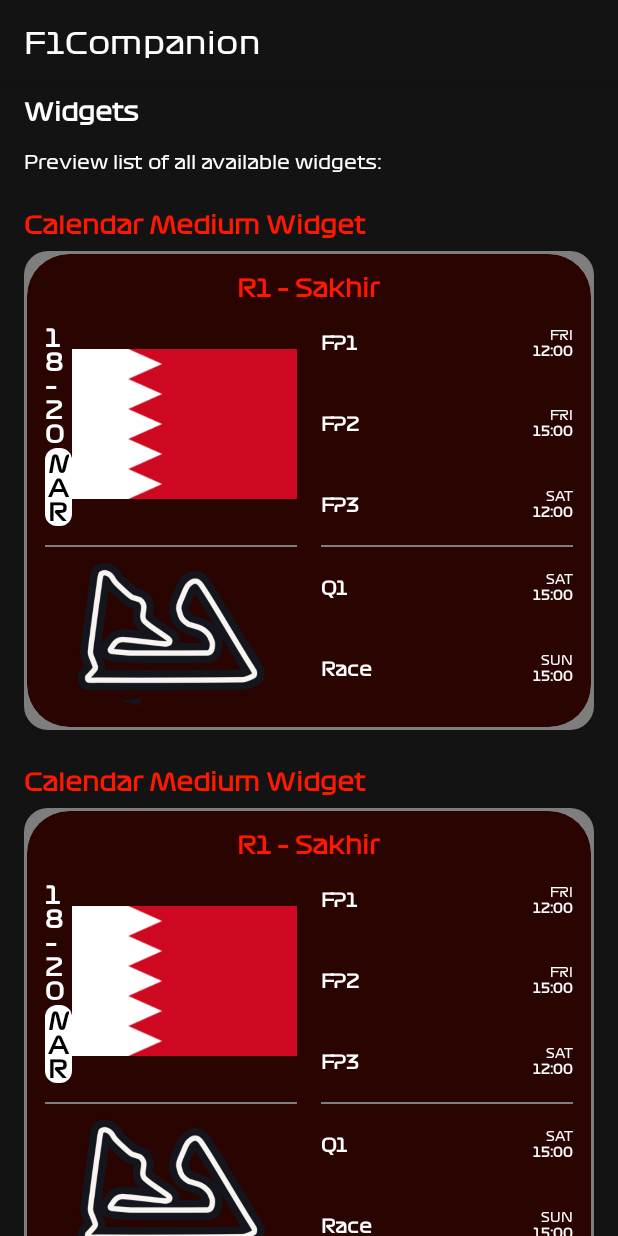
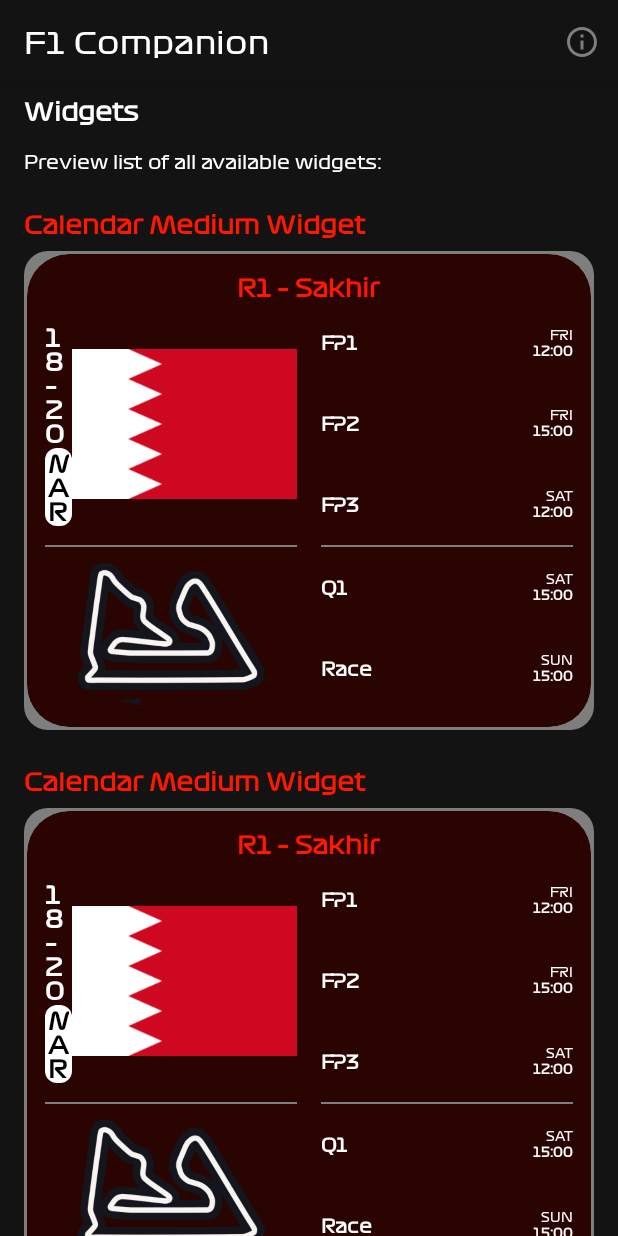
Before and after one commit to AlexandreLadriere/Android-F1-Companion, an Android app: the screen it shows after launch (MainActivity), on a phone screen of 412 x 824 dp. Run offline under Robolectric (Android 15) with nearby library versions, the phone set to English and light mode, and no system bars.

Commit message:
add: info icon on app bar

```diff
--- a/app/src/main/java/com/alexandreladriere/f1companion/MainActivity.kt
+++ b/app/src/main/java/com/alexandreladriere/f1companion/MainActivity.kt
@@ -1,11 +1,35 @@
 package com.alexandreladriere.f1companion
 
+import android.os.Bundle
+import android.util.Log
+import android.view.Menu
+import android.view.MenuItem
 import androidx.appcompat.app.AppCompatActivity
-import android.os.Bundle
+
 
 class MainActivity : AppCompatActivity() {
     override fun onCreate(savedInstanceState: Bundle?) {
         super.onCreate(savedInstanceState)
         setContentView(R.layout.activity_main)
     }
+
+    override fun onCreateOptionsMenu(menu: Menu?): Boolean {
+        // Inflate the menu; this adds items to the action bar if it is present.
+        menuInflater.inflate(R.menu.activity_main_menu, menu)
+        return true
+    }
+
+    override fun onOptionsItemSelected(item: MenuItem): Boolean {
+        // Handle action bar item clicks here. The action bar will
+        // automatically handle clicks on the Home/Up button, so long
+        // as you specify a parent activity in AndroidManifest.xml.
+        val id: Int = item.getItemId()
+        if (id == R.id.action_info) {
+            Log.d("INFO ICON: ", "CLICKED")
+            return true
+        }
+        else {
+            return super.onOptionsItemSelected(item)
+        }
+    }
 }
--- /dev/null
+++ b/app/src/main/res/drawable/ic_outline_info_24.xml
@@ -0,0 +1,5 @@
+<vector android:height="24dp" android:tint="@color/light_grey"
+    android:viewportHeight="24" android:viewportWidth="24"
+    android:width="24dp" xmlns:android="http://schemas.android.com/apk/res/android">
+    <path android:fillColor="@android:color/background_dark" android:pathData="M11,7h2v2h-2zM11,11h2v6h-2zM12,2C6.48,2 2,6.48 2,12s4.48,10 10,10 10,-4.48 10,-10S17.52,2 12,2zM12,20c-4.41,0 -8,-3.59 -8,-8s3.59,-8 8,-8 8,3.59 8,8 -3.59,8 -8,8z"/>
+</vector>
--- a/app/src/main/res/layout/activity_main.xml
+++ b/app/src/main/res/layout/activity_main.xml
@@ -1,6 +1,5 @@
 <?xml version="1.0" encoding="utf-8"?>
 <androidx.constraintlayout.widget.ConstraintLayout xmlns:android="http://schemas.android.com/apk/res/android"
-    xmlns:app="http://schemas.android.com/apk/res-auto"
     xmlns:tools="http://schemas.android.com/tools"
     android:layout_width="match_parent"
     android:layout_height="match_parent"
--- /dev/null
+++ b/app/src/main/res/menu/activity_main_menu.xml
@@ -0,0 +1,11 @@
+<menu xmlns:android="http://schemas.android.com/apk/res/android"
+    xmlns:app="http://schemas.android.com/apk/res-auto">
+
+    <!-- "Mark Favorite", should appear as action button if possible -->
+    <item
+        android:id="@+id/action_info"
+        android:icon="@drawable/ic_outline_info_24"
+        android:title="@string/action_info"
+        app:showAsAction="ifRoom"/>
+
+</menu>
--- a/app/src/main/res/values/strings.xml
+++ b/app/src/main/res/values/strings.xml
@@ -1,6 +1,8 @@
 <resources>
-    <string name="app_name">F1Companion</string>
+    <string name="app_name">F1 Companion</string>
     <string name="appwidget_text">EXAMPLE</string>
+
+    <!-- Widget Calendar Medium -->
     <string name="appwidget_race_num_ex">R1</string>
     <string name="appwidget_filler">&#160;–&#160;</string>
     <string name="appwidget_race_locality_ex">Sakhir</string>
@@ -32,10 +34,13 @@
     <string name="fp3">FP3</string>
     <string name="q1">Q1</string>
 
+    <!-- Main activity -->
     <string name="main_activity_title">Widgets</string>
     <string name="main_activity_description">Preview list of all available widgets:</string>
     <string name="main_activity_widget_medium_calendar_title">Calendar Medium Widget</string>
 
+    <string name="action_info">App info</string>
+
     <string name="add_widget">Add widget</string>
     <string name="app_widget_description">This widget displays main info of the next F1 race</string>
 </resources>
```
